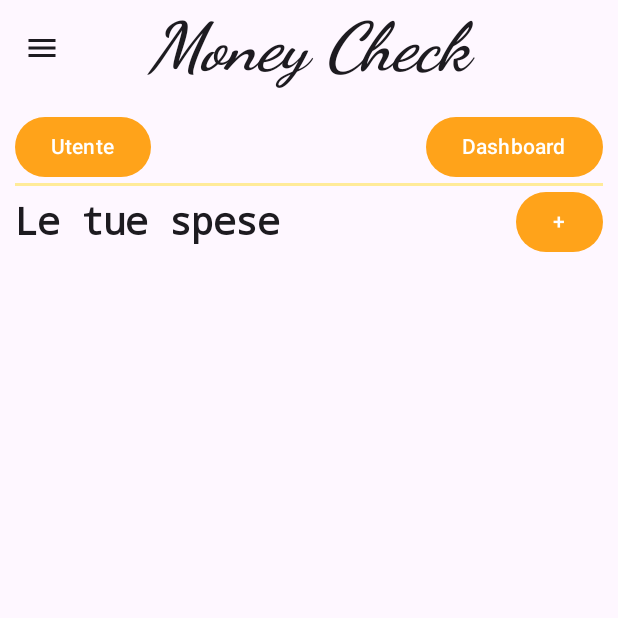
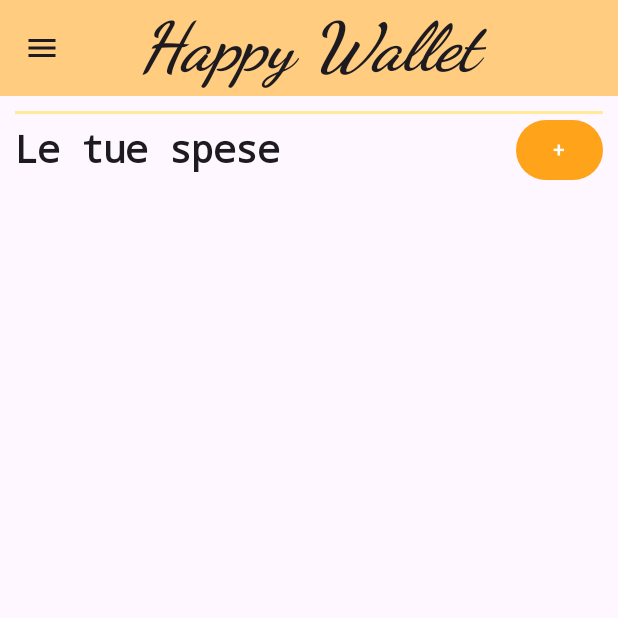
Before and after one commit to bluefra/gestionemoney, an Android app built with Jetpack Compose: the HomepageScreen screen opened through its navigation route, on a phone screen of 412 x 824 dp, the top half of it. Run offline under Robolectric (Android 15) with nearby library versions, the light colour scheme and no system bars.

Commit message:
Fixed NavigationDrawer and added new @Composable function

```diff
--- /dev/null
+++ b/app/src/main/java/gestionemoney/compose/components/NavigationComponents.kt
@@ -0,0 +1,251 @@
+package gestionemoney.compose.components
+
+import androidx.compose.foundation.background
+import androidx.compose.foundation.layout.Arrangement
+import androidx.compose.foundation.layout.Box
+import androidx.compose.foundation.layout.Column
+import androidx.compose.foundation.layout.Row
+import androidx.compose.foundation.layout.fillMaxHeight
+import androidx.compose.foundation.layout.fillMaxSize
+import androidx.compose.foundation.layout.fillMaxWidth
+import androidx.compose.foundation.layout.height
+import androidx.compose.foundation.layout.padding
+import androidx.compose.material.icons.Icons
+import androidx.compose.material.icons.filled.AccountCircle
+import androidx.compose.material.icons.filled.Home
+import androidx.compose.material.icons.filled.Menu
+import androidx.compose.material.icons.filled.Settings
+import androidx.compose.material3.CenterAlignedTopAppBar
+import androidx.compose.material3.DrawerState
+import androidx.compose.material3.ExperimentalMaterial3Api
+import androidx.compose.material3.Icon
+import androidx.compose.material3.IconButton
+import androidx.compose.material3.ModalDrawerSheet
+import androidx.compose.material3.ModalNavigationDrawer
+import androidx.compose.material3.NavigationDrawerItem
+import androidx.compose.material3.Scaffold
+import androidx.compose.material3.Surface
+import androidx.compose.material3.Text
+import androidx.compose.material3.TopAppBarDefaults
+import androidx.compose.runtime.Composable
+import androidx.compose.ui.Modifier
+import androidx.compose.ui.res.colorResource
+import androidx.compose.ui.res.painterResource
+import androidx.compose.ui.text.font.FontFamily
+import androidx.compose.ui.text.font.FontStyle
+import androidx.compose.ui.text.font.FontWeight
+import androidx.compose.ui.unit.dp
+import androidx.compose.ui.unit.sp
+import androidx.navigation.NavController
+import gestionemoney.compose.R
+import gestionemoney.compose.navigation.Screens
+import gestionemoney.compose.register_login_logout.Logout
+import kotlinx.coroutines.CoroutineScope
+import kotlinx.coroutines.launch
+
+@OptIn(ExperimentalMaterial3Api::class)
+@Composable
+fun AppToolbar(
+    navigationIconClicked : () -> Unit
+){
+
+    var colors = TopAppBarDefaults.centerAlignedTopAppBarColors(
+        containerColor = colorResource(id = R.color.orangeLight)
+    )
+
+    CenterAlignedTopAppBar(
+        title = {
+            Text(
+                text = "Happy Wallet",
+                fontSize = 45.sp,
+                fontFamily = FontFamily.Cursive,
+                fontStyle = FontStyle.Italic,
+                fontWeight = FontWeight.ExtraBold
+            )
+        },
+        navigationIcon = {
+            IconButton(onClick = {
+                navigationIconClicked.invoke()
+            }
+            ) {
+                Icon(
+                    imageVector = Icons.Default.Menu ,
+                    contentDescription = null,
+                )
+            }
+        },
+        colors = colors,
+    )
+}
+
+@Composable
+fun NavigationDrawer(
+    drawerState: DrawerState,
+    coroutineScope: CoroutineScope,
+    navController: NavController,
+    selectedScreen: @Composable () -> Unit
+
+){
+    ModalNavigationDrawer(
+        drawerState = drawerState,
+        drawerContent = {
+            ModalDrawerSheet {
+                NavigationDrawerBody(drawerState, coroutineScope, navController)
+            }
+        },
+        content = {
+            Scaffold(
+                topBar = {
+                    AppToolbar(
+                        navigationIconClicked = {
+                            coroutineScope.launch {
+                                drawerState.open()
+                            }
+                        }
+                    )
+                }
+            ){ paddingValues ->
+
+                Surface(
+                    modifier = Modifier
+                        .fillMaxSize()
+                        .background(colorResource(id = R.color.orangeUltraLight))
+                        .padding(paddingValues)
+                ) {
+                    selectedScreen()
+                }
+
+            }
+        }
+    )
+}
+
+@Composable
+fun NavigationDrawerHeader(){
+    Row(
+        modifier = Modifier
+            .height(150.dp)
+            .fillMaxWidth(),
+        horizontalArrangement = Arrangement.Center
+    ) {
+        Text(
+            text = "Happy Wallet",
+            fontSize = 45.sp,
+            fontFamily = FontFamily.Cursive,
+            fontStyle = FontStyle.Italic,
+            fontWeight = FontWeight.ExtraBold
+        )
+    }
+}
+
+@Composable
+fun NavigationDrawerBody(
+    drawerState: DrawerState,
+    coroutineScope: CoroutineScope,
+    navController: NavController
+){
+    Box(
+        modifier = Modifier
+            .background(color = colorResource(id = R.color.orangeLight))
+            .fillMaxHeight(),
+    ) {
+
+        Column(
+            modifier = Modifier.padding(10.dp)
+        ) {
+            NavigationDrawerHeader()
+            //Body
+            Row(
+                modifier = Modifier.padding(top = 10.dp , bottom = 10.dp)
+            ) {
+                NavigationDrawerItem(
+                    label = { Text(text = "Homepage") } ,
+                    selected = false ,
+                    icon = {
+                        Icon(
+                            imageVector = Icons.Default.Home ,
+                            contentDescription = null
+                        )
+                    } ,
+                    onClick = {
+                        coroutineScope.launch {
+                            drawerState.close()
+                        }
+                        navController.navigate(Screens.Homepage.route) {
+                            popUpTo(0)
+                        }
+                    }
+                )
+            }
+            Row(
+                modifier = Modifier.padding(top = 10.dp, bottom = 10.dp)
+            ) {
+                NavigationDrawerItem(
+                    label = { Text(text = "Dashboard") } ,
+                    selected = false ,
+                    icon = {
+                        Icon(
+                            painter = painterResource(id = R.drawable.bar_chart_4_bars_24dp_fill0_wght400_grad0_opsz24)  ,
+                            contentDescription = null
+                        )
+                    } ,
+                    onClick = {
+                        coroutineScope.launch {
+                            drawerState.close()
+                        }
+                        navController.navigate(Screens.Dashboard.route) {}
+                    }
+                )
+            }
+            Row(
+                modifier = Modifier.padding(top = 10.dp, bottom = 10.dp)
+            ) {
+                NavigationDrawerItem(
+                    label = { Text(text = "Userpage") } ,
+                    selected = false ,
+                    icon = {
+                        Icon(
+                            imageVector = Icons.Default.AccountCircle ,
+                            contentDescription = null
+                        )
+                    } ,
+                    onClick = {
+                        coroutineScope.launch {
+                            drawerState.close()
+                        }
+                        navController.navigate(Screens.UserPage.route) {
+                            popUpTo(0)
+                        }
+                    }
+                )
+            }
+            Row(
+                modifier = Modifier.padding(top = 10.dp, bottom = 10.dp)
+            ) {
+                NavigationDrawerItem(
+                    label = { Text(text = "Setting") } ,
+                    selected = false ,
+                    icon = {
+                        Icon(
+                            imageVector = Icons.Default.Settings ,
+                            contentDescription = null
+                        )
+                    } ,
+                    onClick = {
+                        coroutineScope.launch {
+                            drawerState.close()
+                        }
+                        navController.navigate(Screens.Homepage.route) {
+                            popUpTo(0)
+                        }
+                    }
+                )
+            }
+            Row(
+                modifier = Modifier.padding(top = 230.dp, bottom = 10.dp)
+            ) {
+                Logout(onDismissRequest = { navController.navigate(Screens.Homepage.route) }, navController = navController)
+            }
+        }
+    }
+}
--- a/app/src/main/java/gestionemoney/compose/homepage/Homepage.kt
+++ b/app/src/main/java/gestionemoney/compose/homepage/Homepage.kt
@@ -25,11 +25,14 @@ import androidx.compose.material3.Button
 import androidx.compose.material3.ButtonDefaults
 import androidx.compose.material3.Card
 import androidx.compose.material3.Divider
+import androidx.compose.material3.DrawerValue
 import androidx.compose.material3.ExperimentalMaterial3Api
 import androidx.compose.material3.Icon
+import androidx.compose.material3.rememberDrawerState
 import androidx.compose.runtime.getValue
 import androidx.compose.runtime.mutableStateOf
 import androidx.compose.runtime.remember
+import androidx.compose.runtime.rememberCoroutineScope
 import androidx.compose.runtime.setValue
 import androidx.compose.ui.Alignment
 import androidx.compose.ui.graphics.Color
@@ -41,12 +44,23 @@ import androidx.compose.ui.res.painterResource
 import androidx.compose.ui.res.stringResource
 import androidx.navigation.NavController
 import gestionemoney.compose.R
+import gestionemoney.compose.components.NavigationDrawer
 import gestionemoney.compose.controller.UserWrapper
-import gestionemoney.compose.homepage.components.NavigationTopBar
 import gestionemoney.compose.homepage.components.NewCategoryButton
 import gestionemoney.compose.model.Category
 import gestionemoney.compose.navigation.Screens
 import gestionemoney.compose.newcategory.components.CategoryDelete
+
+@Composable
+fun HomeNavigation(
+    navController: NavController
+){
+    val coroutineScope = rememberCoroutineScope()
+    val drawerState = rememberDrawerState(initialValue = DrawerValue.Closed)
+    NavigationDrawer(drawerState = drawerState , coroutineScope = coroutineScope , navController = navController,
+        { Homepage(navController = navController)}
+    )
+}
 
 @Composable
 fun Homepage(
@@ -63,8 +77,6 @@ fun Homepage(
             .padding(10.dp)
     ) {
 
-        // App navigation bar
-        NavigationTopBar(navController)
 
         // Draw a line to seperate the 2 top menu
         Divider(
--- a/app/src/main/java/gestionemoney/compose/homepage/components/NavigationTopBar.kt
+++ /dev/null
@@ -1,50 +0,0 @@
-package gestionemoney.compose.homepage.components
-
-import androidx.compose.foundation.layout.Column
-import androidx.compose.foundation.layout.Row
-import androidx.compose.material3.Button
-import androidx.compose.material3.ButtonDefaults
-import androidx.compose.material3.Text
-import androidx.compose.runtime.Composable
-import androidx.compose.runtime.ComposableOpenTarget
-import androidx.compose.ui.Alignment
-import androidx.compose.ui.Modifier
-import androidx.compose.ui.graphics.Color
-import androidx.compose.ui.res.colorResource
-import androidx.compose.ui.tooling.preview.Preview
-import androidx.compose.ui.unit.dp
-import androidx.navigation.NavController
-import gestionemoney.compose.R
-import gestionemoney.compose.navigation.Screens
-
-
-// Composable function that display a navigation bar at the top of the screen.
-@Composable
-fun NavigationTopBar (
-    navController: NavController
-) {
-    Row(
-    ) {
-        Column(
-            modifier = Modifier.weight(1f),
-            horizontalAlignment = Alignment.Start
-        ) {
-            Button(
-                onClick = { navController.navigate(Screens.UserPage.route) },
-                colors = ButtonDefaults.buttonColors(colorResource(R.color.orange))
-            ) {
-                Text(text = "Utente")
-            }
-        }
-        Column(
-            horizontalAlignment = Alignment.End
-        ) {
-            Button(
-                onClick =  {navController.navigate(Screens.Dashboard.route)},
-                colors = ButtonDefaults.buttonColors(colorResource(R.color.orange))
-            ) {
-                Text(text = "Dashboard")
-            }
-        }
-    }
-}
--- a/app/src/main/java/gestionemoney/compose/navigation/NavigationGraph.kt
+++ b/app/src/main/java/gestionemoney/compose/navigation/NavigationGraph.kt
@@ -6,14 +6,20 @@ import androidx.navigation.compose.NavHost
 import androidx.navigation.compose.composable
 import androidx.navigation.compose.rememberNavController
 import gestionemoney.compose.dashboard.Dashboard
+import gestionemoney.compose.dashboard.DashboardNavigation
+import gestionemoney.compose.expense.ExpenseNavigation
 import gestionemoney.compose.expense.ExpensePage
 import gestionemoney.compose.expense.NewExpense
+import gestionemoney.compose.expense.NewExpenseNavigation
+import gestionemoney.compose.homepage.HomeNavigation
 import gestionemoney.compose.homepage.Homepage
 import gestionemoney.compose.loading.CreateLoading
 import gestionemoney.compose.newcategory.NewCategory
+import gestionemoney.compose.newcategory.NewCategoryNavigation
 import gestionemoney.compose.register_login.Login
 import gestionemoney.compose.register_login.Register
 import gestionemoney.compose.userpage.Userpage
+import gestionemoney.compose.userpage.UserpageNavigation
 
 // Composable function used by the navController to change the displayed page.
 
@@ -27,30 +33,30 @@ fun NavigationGraph (
     ) {
         // Every call to the following composable function link the Screen(page) to the corresponding composable function
         composable(route = Screens.Homepage.route) {
-            Homepage(navController)
+            HomeNavigation(navController)
         }
         composable(route = Screens.NewCategory.route) {
-            NewCategory(navController)
+            NewCategoryNavigation(navController)
         }
 
         composable(Screens.ExpensePage.route + "/{categoryName}") {backStackEntry ->
             val categoryName = backStackEntry.arguments?.getString("categoryName")
             categoryName?.let {
-                ExpensePage(navController, categoryName)
+                ExpenseNavigation(navController, categoryName)
             } ?: run {
-                Homepage(navController)
+                HomeNavigation(navController)
             }
         }
 
         composable(route = Screens.UserPage.route) {
-            Userpage(navController)
+            UserpageNavigation(navController)
         }
         composable(route = Screens.Dashboard.route) {
-            Dashboard(navController)
+            DashboardNavigation(navController)
         }
         composable(route = Screens.NewExpense.route + "/{categoryName}") {backStackEntry ->
             val categoryName = backStackEntry.arguments?.getString("categoryName")
-                NewExpense(navController, categoryName)
+                NewExpenseNavigation(navController, categoryName)
         }
         composable(route = Screens.Register.route) {
             Register(navController)
--- a/app/src/main/java/gestionemoney/compose/userpage/Userpage.kt
+++ b/app/src/main/java/gestionemoney/compose/userpage/Userpage.kt
@@ -22,6 +22,7 @@ import androidx.compose.material3.ButtonDefaults
 import androidx.compose.material3.Card
 import androidx.compose.material3.CardDefaults
 import androidx.compose.material3.CenterAlignedTopAppBar
+import androidx.compose.material3.DrawerValue
 import androidx.compose.material3.ExperimentalMaterial3Api
 import androidx.compose.material3.MaterialTheme
 import androidx.compose.material3.Scaffold
@@ -29,9 +30,11 @@ import androidx.compose.material3.Text
 import androidx.compose.material3.TextButton
 import androidx.compose.material3.TopAppBar
 import androidx.compose.material3.TopAppBarDefaults
+import androidx.compose.material3.rememberDrawerState
 import androidx.compose.material3.rememberTopAppBarState
 import androidx.compose.runtime.Composable
 import androidx.compose.runtime.remember
+import androidx.compose.runtime.rememberCoroutineScope
 import androidx.compose.ui.Alignment
 import androidx.compose.ui.Modifier
 import androidx.compose.ui.draw.clip
@@ -47,7 +50,19 @@ import androidx.compose.ui.unit.sp
 import androidx.navigation.NavController
 import gestionemoney.compose.R
 import gestionemoney.compose.components.BackButton
+import gestionemoney.compose.components.NavigationDrawer
+import gestionemoney.compose.homepage.Homepage
 
+@Composable
+fun UserpageNavigation(
+    navController: NavController
+){
+    val coroutineScope = rememberCoroutineScope()
+    val drawerState = rememberDrawerState(initialValue = DrawerValue.Closed)
+    NavigationDrawer(drawerState = drawerState , coroutineScope = coroutineScope , navController = navController,
+        { Userpage(navController = navController) }
+    )
+}
 
 // Composable function to display the user page.
 @OptIn(ExperimentalMaterial3Api::class)
```
Also changed, not shown: app/src/main/java/gestionemoney/compose/MainActivity.kt (+5 -10 lines), app/src/main/java/gestionemoney/compose/dashboard/Dashboard.kt (+15 -0 lines), app/src/main/java/gestionemoney/compose/expense/ExpensePage.kt (+17 -0 lines), app/src/main/java/gestionemoney/compose/expense/NewExpense.kt (+17 -0 lines), app/src/main/java/gestionemoney/compose/newcategory/NewCategory.kt (+18 -0 lines).
